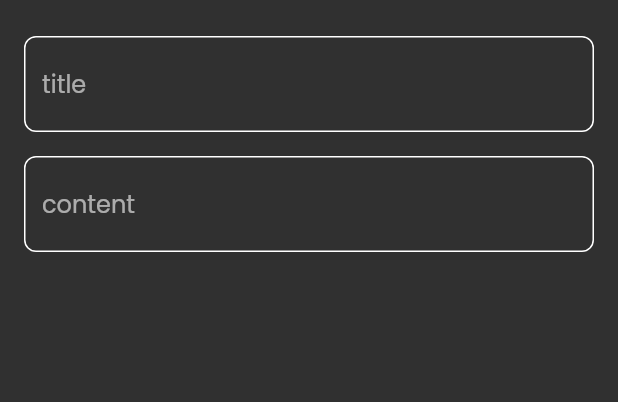
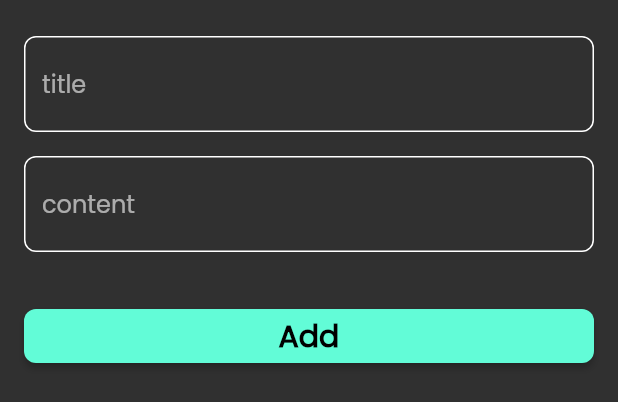
Before and after one commit to Nadersaye/notes_app, a Flutter app: the AddNoteBottomSheet widget shown alone on an empty page, opened directly, on a phone screen of 412 x 824 dp. Shown: the top 402 px of the screen. Run offline on Flutter 3.47's test engine with Material 2 defaults, Android fonts, the phone set to English and light mode, and no system bars; our stand-ins replace font_awesome_flutter.

Commit message:
create colors file & custom add note button

```diff
--- /dev/null
+++ b/lib/core/utils/colors.dart
@@ -0,0 +1,5 @@
+import 'package:flutter/material.dart';
+
+abstract class AppColors {
+  static Color primaryColor = const Color(0xff62fcd7);
+}
--- a/lib/features/notes feature/presentation/views/widgets/add_note_bottomsheet.dart
+++ b/lib/features/notes feature/presentation/views/widgets/add_note_bottomsheet.dart
@@ -1,5 +1,5 @@
 import 'package:flutter/material.dart';
-
+import 'custom_add_note_button.dart';
 import 'custom_note_textformfield.dart';
 
 class AddNoteBottomSheet extends StatelessWidget {
@@ -24,6 +24,10 @@ class AddNoteBottomSheet extends StatelessWidget {
             hint: 'content',
             maxLines: 10,
           ),
+          SizedBox(
+            height: 32,
+          ),
+          CustomAddNoteButton()
         ],
       ),
     );
--- /dev/null
+++ b/lib/features/notes feature/presentation/views/widgets/custom_add_note_button.dart
@@ -0,0 +1,23 @@
+import 'package:flutter/material.dart';
+import 'package:notes_app/core/utils/colors.dart';
+
+class CustomAddNoteButton extends StatelessWidget {
+  const CustomAddNoteButton({super.key});
+
+  @override
+  Widget build(BuildContext context) {
+    return MaterialButton(
+      color: AppColors.primaryColor,
+      minWidth: MediaQuery.sizeOf(context).width,
+      shape: RoundedRectangleBorder(
+        borderRadius: BorderRadius.circular(8),
+      ),
+      onPressed: () {},
+      child: const Text(
+        'Add',
+        style: TextStyle(
+            color: Colors.black, fontSize: 20, fontWeight: FontWeight.w600),
+      ),
+    );
+  }
+}
--- a/lib/features/notes feature/presentation/views/widgets/custom_note_textformfield.dart
+++ b/lib/features/notes feature/presentation/views/widgets/custom_note_textformfield.dart
@@ -1,4 +1,5 @@
 import 'package:flutter/material.dart';
+import 'package:notes_app/core/utils/colors.dart';
 
 class CustomNoteTextFormfield extends StatelessWidget {
   const CustomNoteTextFormfield(
@@ -8,11 +9,11 @@ class CustomNoteTextFormfield extends StatelessWidget {
   @override
   Widget build(BuildContext context) {
     return TextFormField(
-      cursorColor: const Color(0xff62fcd7),
+      cursorColor: AppColors.primaryColor,
       decoration: InputDecoration(
           hintText: hint,
           focusedBorder:
-              customTextformfieldBorder(borderColor: const Color(0xff62fcd7)),
+              customTextformfieldBorder(borderColor: AppColors.primaryColor),
           enabledBorder: customTextformfieldBorder(borderColor: null)),
     );
   }
```
